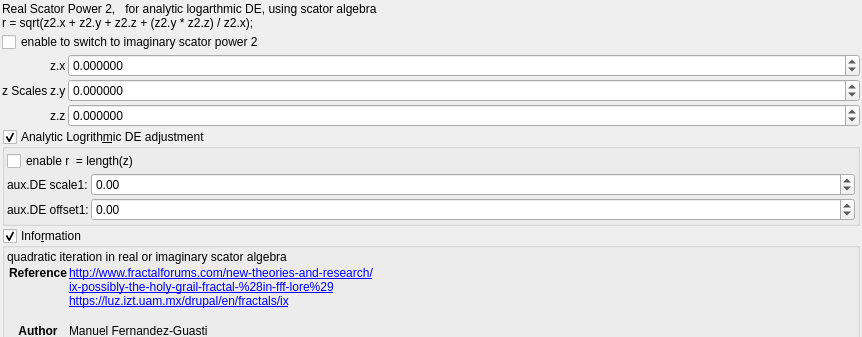
Old version of the form mandelbulber2/formula/ui/scator_power2.ui in the repository buddhi1980/mandelbulber2; both pictures show x 0 to 862 and y 0 to 337 of the 862 by 1225 pixel window.
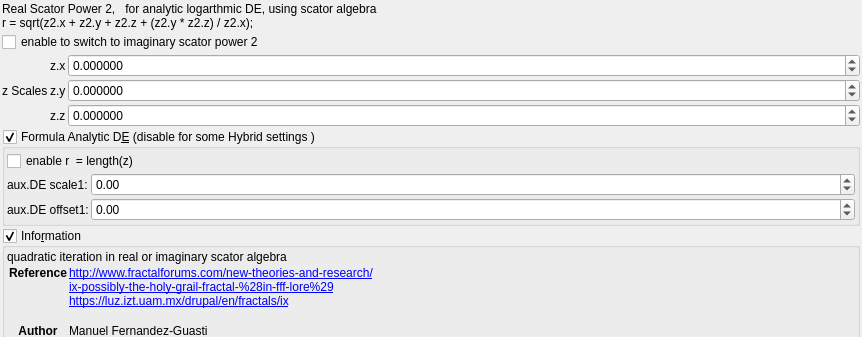
New version of the form. Custom widgets are drawn as their Qt base class.

Commit message: aux.DE testing and add example platonicSolid_menger_hybrid.fract

```diff
--- a/mandelbulber2/formula/ui/scator_power2.ui
+++ b/mandelbulber2/formula/ui/scator_power2.ui
@@ -169,7 +169,7 @@
       <string/>
      </property>
      <property name="title">
-      <string>Analytic Logrith&amp;mic DE adjustment</string>
+      <string>Formula Analytic D&amp;E (disable for some Hybrid settings )</string>
      </property>
      <property name="checkable">
       <bool>true</bool>
```
Left out of the diff: 2 changed lines with no effect on the pictures. The commit also changes 10 other files.
